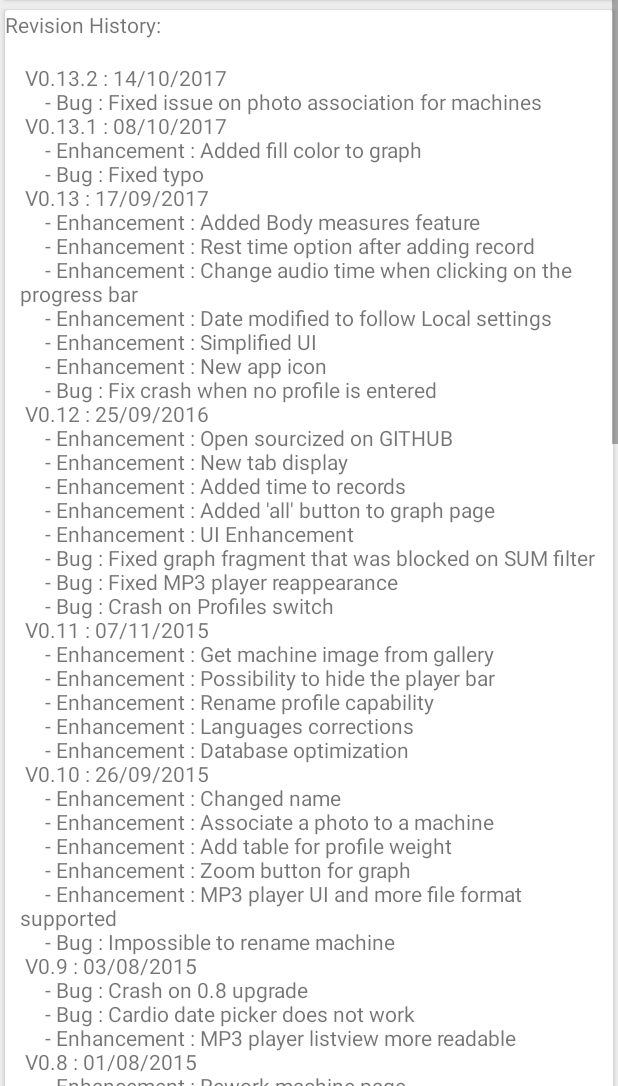
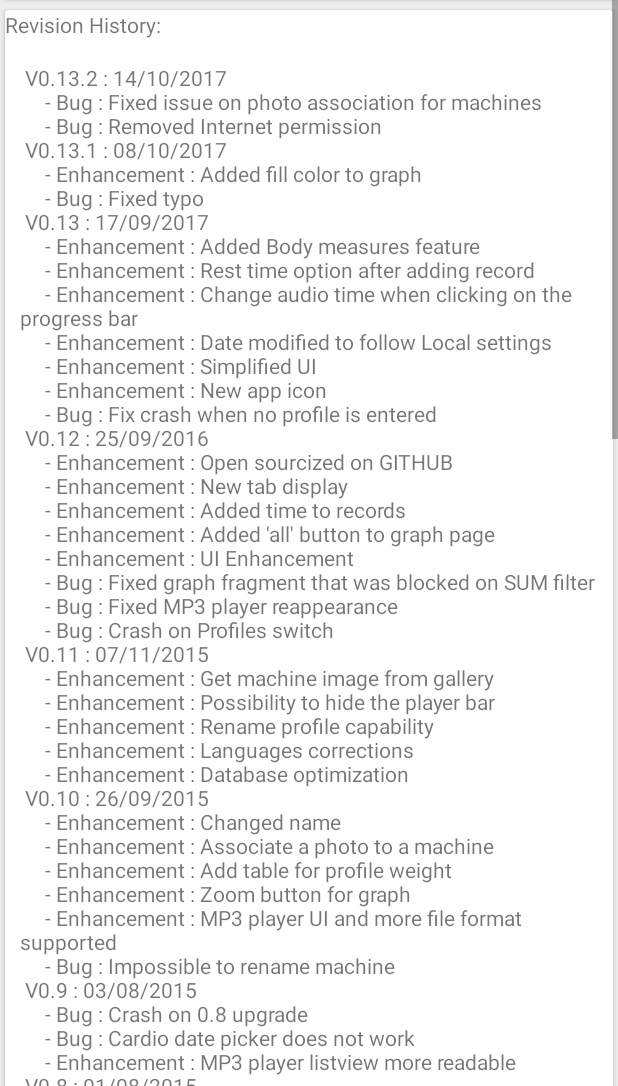
Before and after one commit to moon920830/fastnfitness, an Android app: the fragment AboutFragment shown on its own in the app's theme, on a phone screen of 412 x 824 dp, the part 150-1236 px from its top. Run offline under Robolectric (Android 15) with nearby library versions, the light colour scheme and no system bars; libraries missing offline, so code that uses them is left out: de.psdev.licensesdialog; 1 statement that could not run was skipped.

Commit message:
Removed Internet Permission

```diff
--- a/app/src/main/res/values/about.xml
+++ b/app/src/main/res/values/about.xml
@@ -10,7 +10,7 @@
 	<string name="revision_history" translatable="false">\n
 		V0.13.2 : 14/10/2017 \n
 		\t - Bug : Fixed issue on photo association for machines \n
-
+        \t - Bug : Removed Internet permission \n
 		V0.13.1 : 08/10/2017 \n
 		\t - Enhancement : Added fill color to graph \n
 		\t - Bug : Fixed typo \n
```
Also changed, not shown: 1 other file.
